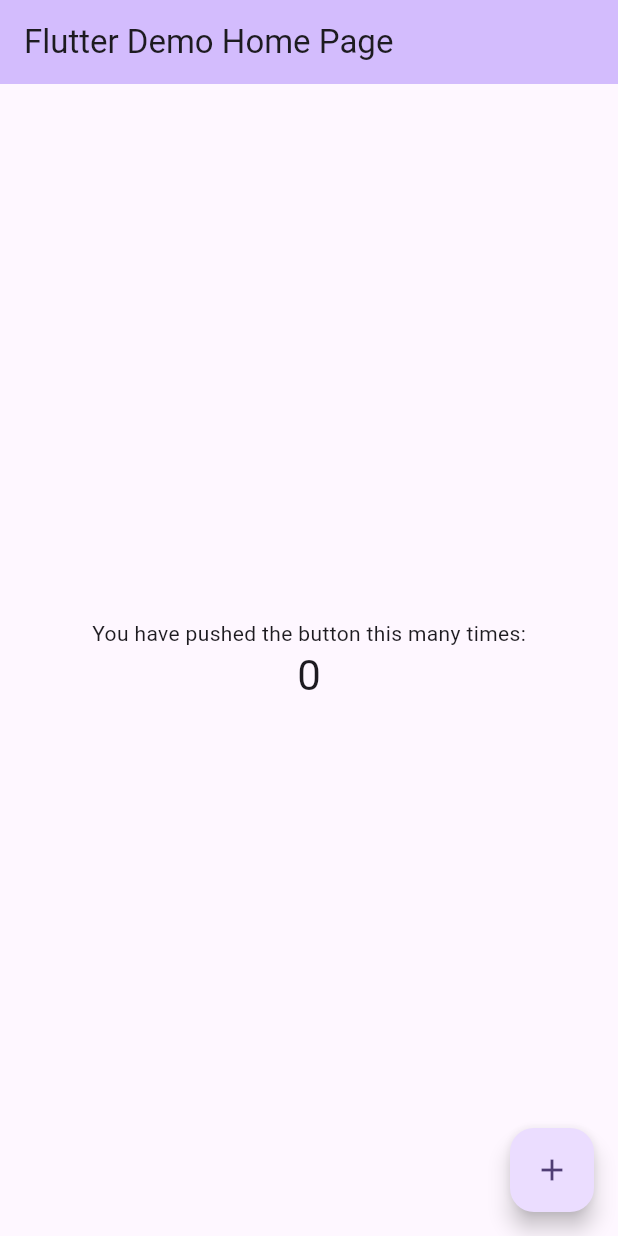
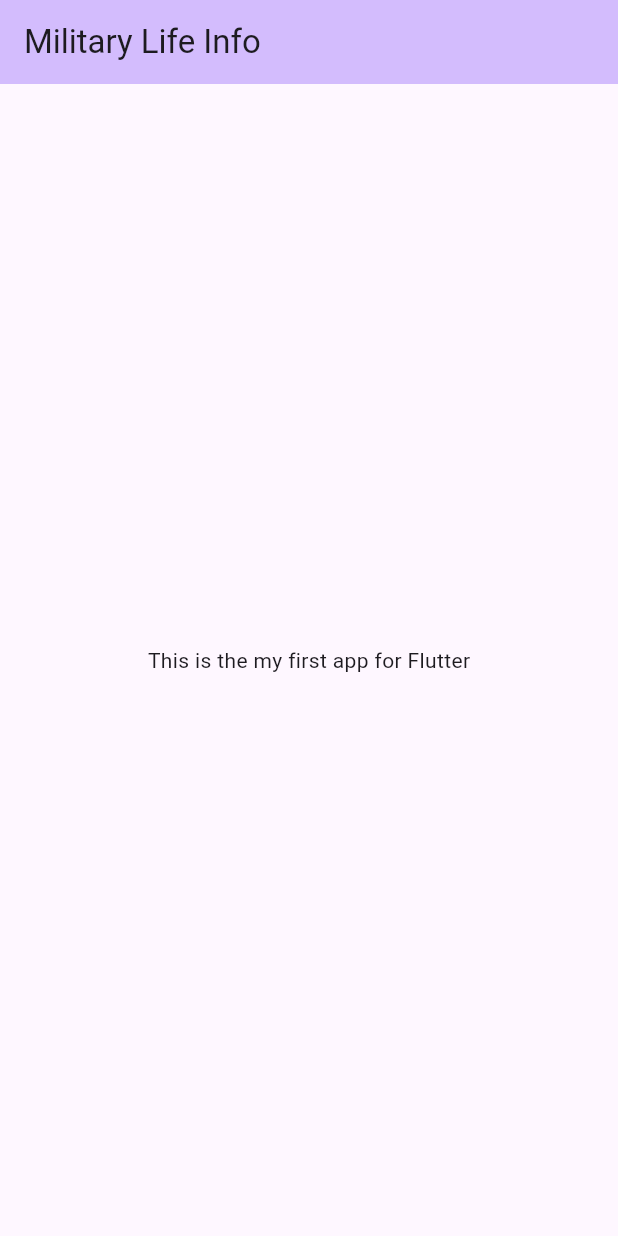
Before and after one commit to geonbly327/Military-Life-Info, a Flutter app: the screen it shows after launch, on a phone screen of 412 x 824 dp. Run offline on Flutter 3.47's test engine with Material 3 defaults, Android fonts, the phone set to English and light mode, and no system bars.

Commit message:
update main.dart

```diff
--- a/lib/main.dart
+++ b/lib/main.dart
@@ -7,46 +7,21 @@ void main() {
 class MyApp extends StatelessWidget {
   const MyApp({super.key});
 
-  // This widget is the root of your application.
   @override
   Widget build(BuildContext context) {
     return MaterialApp(
-      title: 'Flutter Demo',
+      title: 'Military Life Info',
       theme: ThemeData(
-        // This is the theme of your application.
-        //
-        // TRY THIS: Try running your application with "flutter run". You'll see
-        // the application has a blue toolbar. Then, without quitting the app,
-        // try changing the seedColor in the colorScheme below to Colors.green
-        // and then invoke "hot reload" (save your changes or press the "hot
-        // reload" button in a Flutter-supported IDE, or press "r" if you used
-        // the command line to start the app).
-        //
-        // Notice that the counter didn't reset back to zero; the application
-        // state is not lost during the reload. To reset the state, use hot
-        // restart instead.
-        //
-        // This works for code too, not just values: Most code changes can be
-        // tested with just a hot reload.
         colorScheme: ColorScheme.fromSeed(seedColor: Colors.deepPurple),
         useMaterial3: true,
       ),
-      home: const MyHomePage(title: 'Flutter Demo Home Page'),
+      home: const MyHomePage(title: 'Military Life Info'),
     );
   }
 }
 
 class MyHomePage extends StatefulWidget {
   const MyHomePage({super.key, required this.title});
-
-  // This widget is the home page of your application. It is stateful, meaning
-  // that it has a State object (defined below) that contains fields that affect
-  // how it looks.
-
-  // This class is the configuration for the state. It holds the values (in this
-  // case the title) provided by the parent (in this case the App widget) and
-  // used by the build method of the State. Fields in a Widget subclass are
-  // always marked "final".
 
   final String title;
 
@@ -55,71 +30,23 @@ class MyHomePage extends StatefulWidget {
 }
 
 class _MyHomePageState extends State<MyHomePage> {
-  int _counter = 0;
-
-  void _incrementCounter() {
-    setState(() {
-      // This call to setState tells the Flutter framework that something has
-      // changed in this State, which causes it to rerun the build method below
-      // so that the display can reflect the updated values. If we changed
-      // _counter without calling setState(), then the build method would not be
-      // called again, and so nothing would appear to happen.
-      _counter++;
-    });
-  }
-
   @override
   Widget build(BuildContext context) {
-    // This method is rerun every time setState is called, for instance as done
-    // by the _incrementCounter method above.
-    //
-    // The Flutter framework has been optimized to make rerunning build methods
-    // fast, so that you can just rebuild anything that needs updating rather
-    // than having to individually change instances of widgets.
     return Scaffold(
       appBar: AppBar(
-        // TRY THIS: Try changing the color here to a specific color (to
-        // Colors.amber, perhaps?) and trigger a hot reload to see the AppBar
-        // change color while the other colors stay the same.
         backgroundColor: Theme.of(context).colorScheme.inversePrimary,
-        // Here we take the value from the MyHomePage object that was created by
-        // the App.build method, and use it to set our appbar title.
         title: Text(widget.title),
       ),
       body: Center(
-        // Center is a layout widget. It takes a single child and positions it
-        // in the middle of the parent.
         child: Column(
-          // Column is also a layout widget. It takes a list of children and
-          // arranges them vertically. By default, it sizes itself to fit its
-          // children horizontally, and tries to be as tall as its parent.
-          //
-          // Column has various properties to control how it sizes itself and
-          // how it positions its children. Here we use mainAxisAlignment to
-          // center the children vertically; the main axis here is the vertical
-          // axis because Columns are vertical (the cross axis would be
-          // horizontal).
-          //
-          // TRY THIS: Invoke "debug painting" (choose the "Toggle Debug Paint"
-          // action in the IDE, or press "p" in the console), to see the
-          // wireframe for each widget.
           mainAxisAlignment: MainAxisAlignment.center,
           children: <Widget>[
             const Text(
-              'You have pushed the button this many times:',
-            ),
-            Text(
-              '$_counter',
-              style: Theme.of(context).textTheme.headlineMedium,
+              'This is the my first app for Flutter',
             ),
           ],
         ),
       ),
-      floatingActionButton: FloatingActionButton(
-        onPressed: _incrementCounter,
-        tooltip: 'Increment',
-        child: const Icon(Icons.add),
-      ), // This trailing comma makes auto-formatting nicer for build methods.
     );
   }
 }
```
